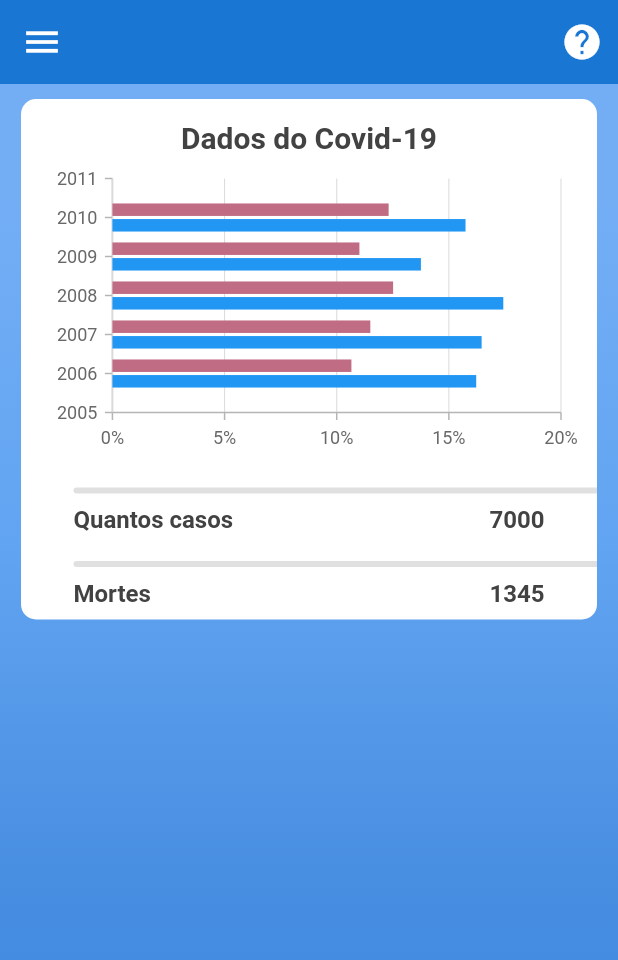
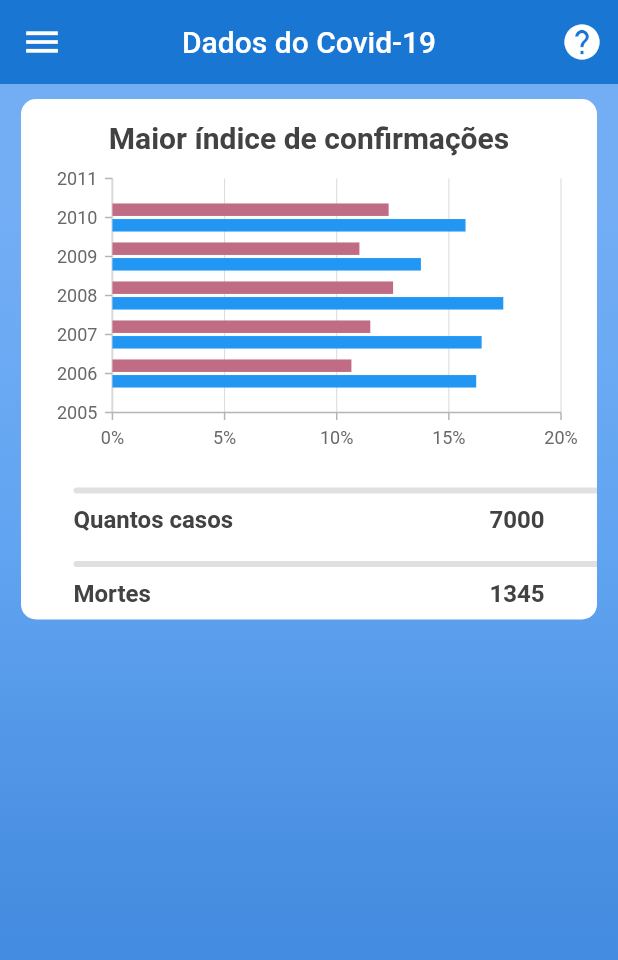
Before and after one commit to Irand27/digistarts-test, a Flutter app: the HomePage screen opened directly, on a phone screen of 412 x 824 dp. Shown: the top 960 px of the screen. Run offline on Flutter 3.47's test engine with Material 2 defaults, Android fonts, the phone set to English and light mode, and no system bars; our stand-ins replace syncfusion_flutter_charts.

Commit message:
App bar title

```diff
--- a/lib/home/home_page.dart
+++ b/lib/home/home_page.dart
@@ -21,7 +21,7 @@ class HomePage extends StatelessWidget {
               crossAxisAlignment: CrossAxisAlignment.start,
               children: [
                 StatisticsCard(
-                  'Dados do Covid-19',
+                  'Maior índice de confirmações',
                   ChartsBar(barData: [
                     ChartSampleData(
                         x: 2006, y: 16.219, secondSeriesYValue: 10.655),
--- a/lib/main.dart
+++ b/lib/main.dart
@@ -1,4 +1,3 @@
-import 'package:digistarts_test/home/home_page.dart';
 import 'package:digistarts_test/login/login_page.dart';
 import 'package:flutter/material.dart';
 
@@ -7,7 +6,6 @@ void main() {
 }
 
 class MyApp extends StatelessWidget {
-  // This widget is the root of your application.
   @override
   Widget build(BuildContext context) {
     return MaterialApp(
--- a/lib/screens/custom_appbar.dart
+++ b/lib/screens/custom_appbar.dart
@@ -4,6 +4,8 @@ class CustomAppBar extends StatelessWidget with PreferredSizeWidget {
   @override
   Widget build(BuildContext context) {
     return AppBar(
+      centerTitle: true,
+      title: Text('Dados do Covid-19'),
       backgroundColor: Colors.blue[700],
       elevation: 0.0,
       leading: IconButton(
```
